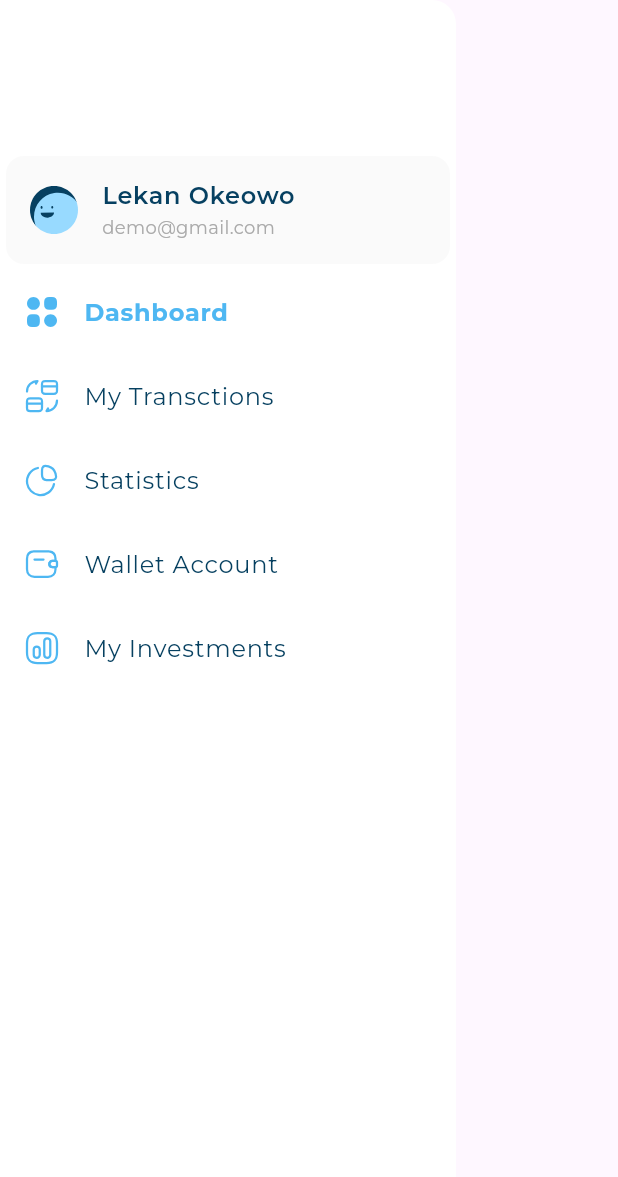
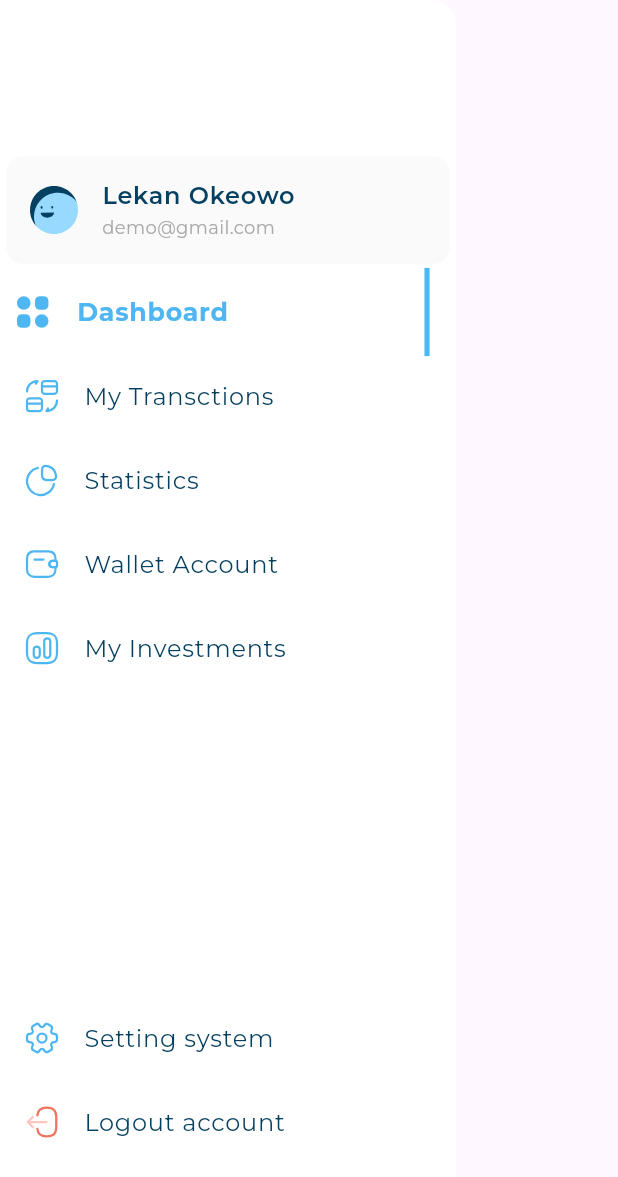
Before and after one commit to MuhammadDev01/responsive_dashboard, a Flutter app: the CustomDrawer widget shown alone on an empty page, opened directly, on a phone screen of 412 x 824 dp. Shown: the top 1177 px of the screen. Run offline on Flutter 3.47's test engine with Material 3 defaults, Android fonts, the phone set to English and light mode, and no system bars; our stand-ins replace flutter_svg; project files that could hold a hidden picture were left out.

Commit message:
complete custom drawer and logic

```diff
--- a/lib/views/widgets/custom_drawer.dart
+++ b/lib/views/widgets/custom_drawer.dart
@@ -3,7 +3,9 @@ import 'package:flutter_svg/svg.dart';
 import 'package:responsive_dashboard/models/drawer_item_model.dart';
 import 'package:responsive_dashboard/utils/app_images.dart';
 import 'package:responsive_dashboard/utils/app_styles.dart';
+import 'package:responsive_dashboard/views/widgets/custom_drawer_list_view.dart';
 import 'package:responsive_dashboard/views/widgets/custom_list_tile.dart';
+import 'package:responsive_dashboard/views/widgets/drawer_item.dart';
 
 class CustomDrawer extends StatelessWidget {
   const CustomDrawer({super.key});
@@ -23,64 +25,24 @@ class CustomDrawer extends StatelessWidget {
             subtitle: 'demo@gmail.com',
           ),
           DrawerItemsListView(),
+          Expanded(child: SizedBox()),
+          DrawerItem(
+            item: DrawerItemModel(
+              image: Assets.imagesSettings,
+              title: 'Setting system',
+            ),
+          ),
+          DrawerItem(
+            item: DrawerItemModel(
+              image: Assets.imagesLogout,
+              title: 'Logout account',
+            ),
+          ),
+          SizedBox(
+            height: 48,
+          ),
         ],
       ),
     );
   }
 }
-
-class DrawerItemsListView extends StatelessWidget {
-  const DrawerItemsListView({
-    super.key,
-    this.color = const Color(0xff4EB7F2),
-  });
-  final Color color;
-  static List<DrawerItemModel> items = const [
-    DrawerItemModel(image: Assets.imagesDashboard, title: 'Dashboard'),
-    DrawerItemModel(image: Assets.imagesMyTransctions, title: 'My Transctions'),
-    DrawerItemModel(image: Assets.imagesStatistics, title: 'Statistics'),
-    DrawerItemModel(image: Assets.imagesWalletAccount, title: 'Wallet Account'),
-    DrawerItemModel(image: Assets.imagesMyInvestments, title: 'My Investments'),
-  ];
-  @override
-  Widget build(BuildContext context) {
-    return ListView.builder(
-      shrinkWrap: true,
-      physics: const NeverScrollableScrollPhysics(),
-      itemBuilder: (context, index) => DrawerItem(
-        image: items[index].image,
-        title: items[index].title,
-        style: index == 0
-            ? AppStyles.styleBold16(context)
-            : AppStyles.styleRegular16(context),
-      ),
-      itemCount: items.length,
-    );
-  }
-}
-
-class DrawerItem extends StatelessWidget {
-  const DrawerItem({
-    super.key,
-    required this.image,
-    required this.title,
-    required this.style,
-  });
-
-  final String image;
-  final String title;
-  final TextStyle style;
-
-  @override
-  Widget build(BuildContext context) {
-    return ListTile(
-      leading: SvgPicture.asset(
-        image,
-      ),
-      title: Text(
-        title,
-        style: style,
-      ),
-    );
-  }
-}
--- /dev/null
+++ b/lib/views/widgets/custom_drawer_list_view.dart
@@ -0,0 +1,55 @@
+import 'package:flutter/material.dart';
+import 'package:responsive_dashboard/models/drawer_item_model.dart';
+import 'package:responsive_dashboard/utils/app_images.dart';
+import 'package:responsive_dashboard/views/widgets/drawer_item.dart';
+
+class DrawerItemsListView extends StatefulWidget {
+  const DrawerItemsListView({
+    super.key,
+  });
+
+  @override
+  State<DrawerItemsListView> createState() => _DrawerItemsListViewState();
+}
+
+class _DrawerItemsListViewState extends State<DrawerItemsListView> {
+  final List<DrawerItemModel> items = const [
+    DrawerItemModel(image: Assets.imagesDashboard, title: 'Dashboard'),
+    DrawerItemModel(
+      image: Assets.imagesMyTransctions,
+      title: 'My Transctions',
+    ),
+    DrawerItemModel(
+      image: Assets.imagesStatistics,
+      title: 'Statistics',
+    ),
+    DrawerItemModel(
+      image: Assets.imagesWalletAccount,
+      title: 'Wallet Account',
+    ),
+    DrawerItemModel(
+      image: Assets.imagesMyInvestments,
+      title: 'My Investments',
+    ),
+  ];
+  int currentIndex = 0;
+  @override
+  Widget build(BuildContext context) {
+    return ListView.builder(
+      shrinkWrap: true,
+      physics: const NeverScrollableScrollPhysics(),
+      itemBuilder: (context, index) => GestureDetector(
+        onTap: () {
+          setState(() {
+            currentIndex = index;
+          });
+        },
+        child: DrawerItem(
+          item: items[index],
+          isActive: currentIndex == index,
+        ),
+      ),
+      itemCount: items.length,
+    );
+  }
+}
--- /dev/null
+++ b/lib/views/widgets/drawer_item.dart
@@ -0,0 +1,49 @@
+import 'package:flutter/material.dart';
+import 'package:flutter_svg/svg.dart';
+import 'package:responsive_dashboard/models/drawer_item_model.dart';
+import 'package:responsive_dashboard/utils/app_styles.dart';
+
+class DrawerItem extends StatelessWidget {
+  const DrawerItem({
+    super.key,
+    required this.item,
+    this.isActive = false,
+  });
+
+  final DrawerItemModel item;
+  final bool isActive;
+
+  @override
+  Widget build(BuildContext context) {
+    return TweenAnimationBuilder(
+      tween: Tween<double>(begin: 1.0, end: isActive ? 1.05 : 1.0),
+      duration: const Duration(milliseconds: 300),
+      builder: (context, double scale, child) {
+        return Transform.scale(
+          scale: scale,
+          child: child,
+        );
+      },
+      child: AnimatedContainer(
+        duration: const Duration(milliseconds: 500),
+        child: ListTile(
+          leading: SvgPicture.asset(
+            item.image,
+          ),
+          title: Text(
+            item.title,
+            style: isActive
+                ? AppStyles.styleBold16(context)
+                : AppStyles.styleRegular16(context),
+          ),
+          trailing: isActive
+              ? Container(
+                  width: 3.27,
+                  color: const Color(0xff4EB7F2),
+                )
+              : null,
+        ),
+      ),
+    );
+  }
+}
```
